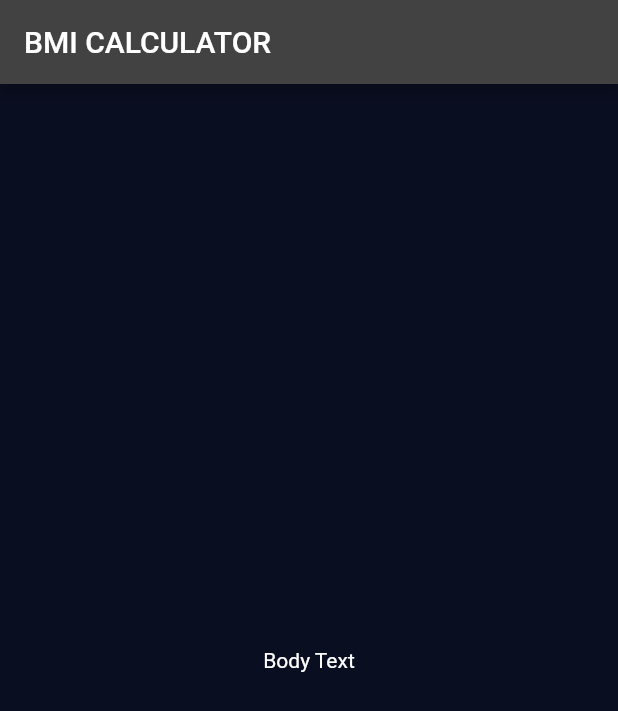
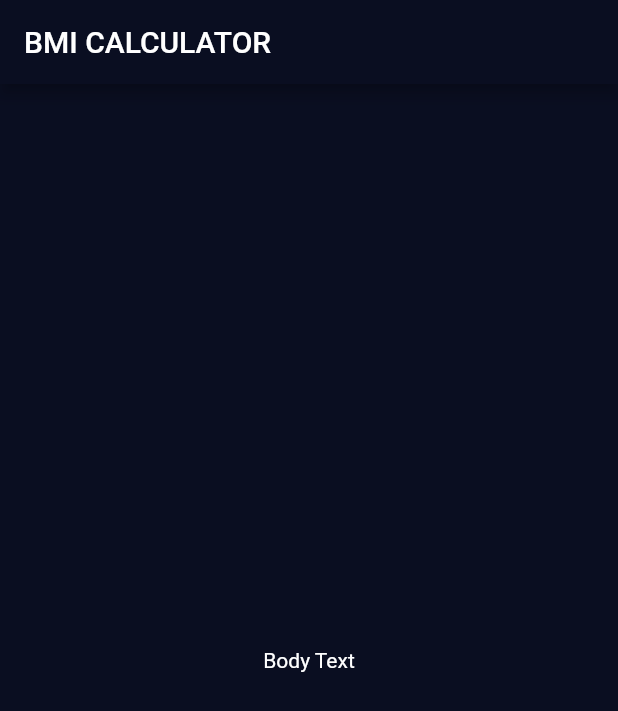
Before and after one commit to c0ff33-b34n/BMI_Calculator_Flutter, a Flutter app: the screen it shows after launch, on a phone screen of 412 x 824 dp. Shown: the top 711 px of the screen. Run offline on Flutter 3.47's test engine with Material 2 defaults, Android fonts, the phone set to English and light mode, and no system bars.

Commit message:
colorScheme primary does not set appBar color, replace with appBarTheme backgroundColor

```diff
--- a/lib/main.dart
+++ b/lib/main.dart
@@ -9,8 +9,8 @@ class BMICalculator extends StatelessWidget {
     return MaterialApp(
       debugShowCheckedModeBanner: false,
       theme: ThemeData.dark().copyWith(
-        colorScheme: ThemeData.dark().colorScheme.copyWith(
-              primary: Color(0xFF0A0E21),
+        appBarTheme: ThemeData.dark().appBarTheme.copyWith(
+              backgroundColor: Color(0xFF0A0E21),
             ),
         scaffoldBackgroundColor: Color(0xFF0A0E21),
       ),
--- a/pubspec.yaml
+++ b/pubspec.yaml
@@ -18,7 +18,7 @@ publish_to: 'none' # Remove this line if you wish to publish to pub.dev
 version: 1.0.0+1
 
 environment:
-  sdk: ">=2.15.1 <3.0.0"
+  sdk: ">=2.5.0 <3.0.0"
 
 # Dependencies specify other packages that your package needs in order to work.
 # To automatically upgrade your package dependencies to the latest versions
```
Also changed, not shown: pubspec.lock.
